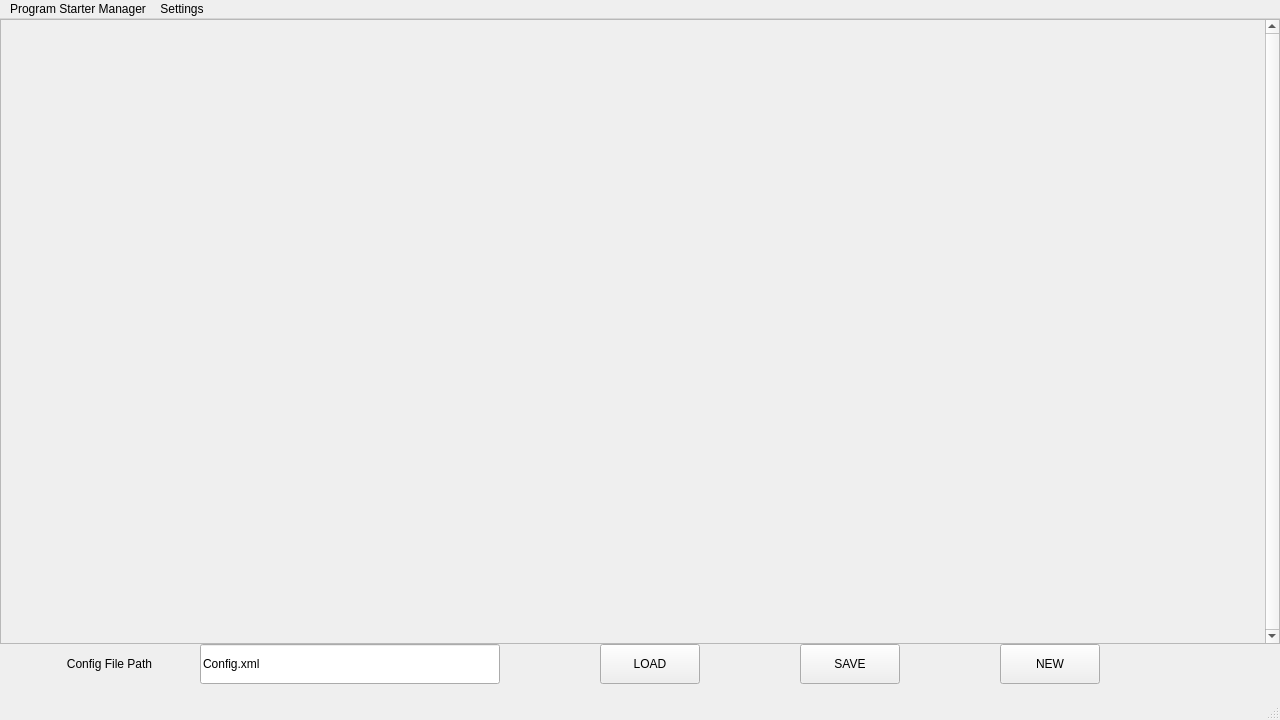
First picture: the form in CProgManager/mainwindow.ui, repository GLAScorpion/Program-Starter, before the edit.
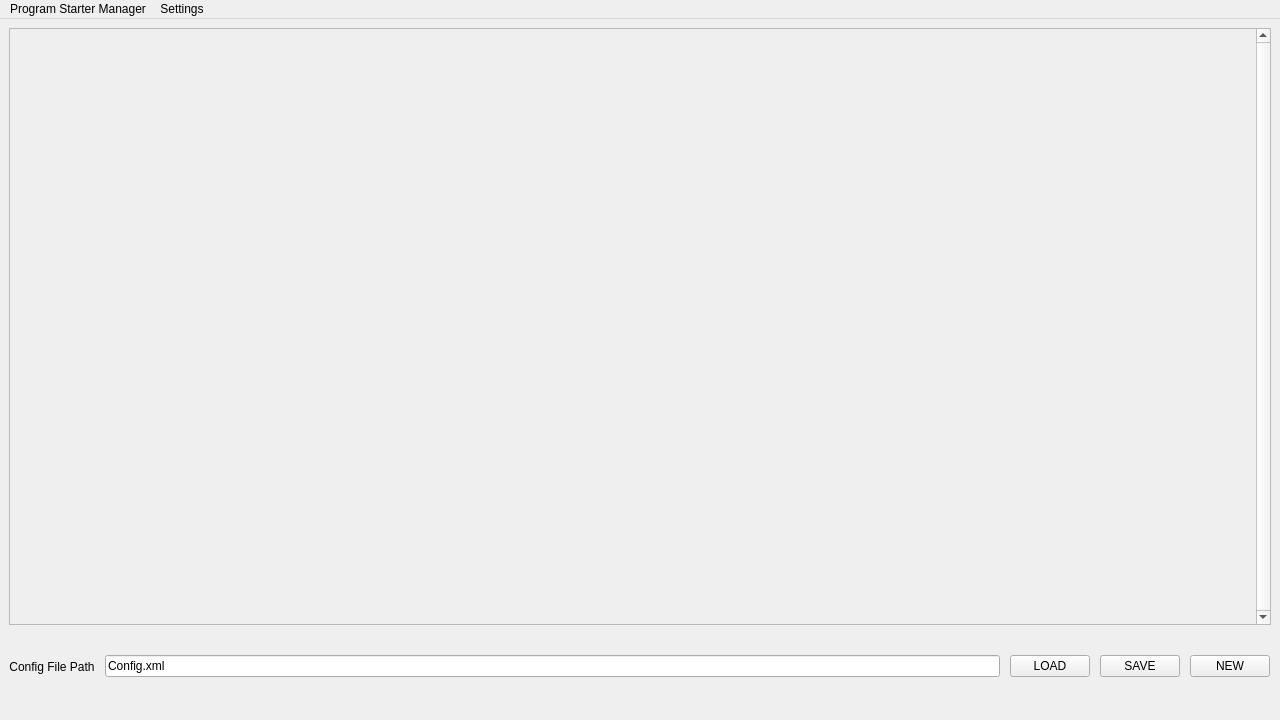
Second picture: the form after the edit. Icons and pictures are not drawn.

Diff of the .ui file:
```diff
--- a/CProgManager/mainwindow.ui
+++ b/CProgManager/mainwindow.ui
@@ -10,18 +10,42 @@
     <height>720</height>
    </rect>
   </property>
+  <property name="sizePolicy">
+   <sizepolicy hsizetype="Expanding" vsizetype="Expanding">
+    <horstretch>0</horstretch>
+    <verstretch>0</verstretch>
+   </sizepolicy>
+  </property>
+  <property name="minimumSize">
+   <size>
+    <width>1280</width>
+    <height>720</height>
+   </size>
+  </property>
+  <property name="baseSize">
+   <size>
+    <width>1280</width>
+    <height>720</height>
+   </size>
+  </property>
   <property name="windowTitle">
    <string>MainWindow</string>
   </property>
   <widget class="QWidget" name="centralwidget">
+   <property name="sizePolicy">
+    <sizepolicy hsizetype="Expanding" vsizetype="Expanding">
+     <horstretch>0</horstretch>
+     <verstretch>0</verstretch>
+    </sizepolicy>
+   </property>
+   <layout class="QVBoxLayout" name="verticalLayout">
+    <item>
    <widget class="QScrollArea" name="scroll_area">
-    <property name="geometry">
-     <rect>
-      <x>0</x>
-      <y>0</y>
-      <width>1280</width>
-      <height>625</height>
-     </rect>
+      <property name="sizePolicy">
+       <sizepolicy hsizetype="Expanding" vsizetype="Expanding">
+        <horstretch>0</horstretch>
+        <verstretch>0</verstretch>
+       </sizepolicy>
     </property>
     <property name="verticalScrollBarPolicy">
      <enum>Qt::ScrollBarAlwaysOn</enum>
@@ -34,63 +58,63 @@
       <rect>
        <x>0</x>
        <y>0</y>
+         <width>1239</width>
+         <height>584</height>
+        </rect>
+       </property>
+       <property name="sizePolicy">
+        <sizepolicy hsizetype="Preferred" vsizetype="Preferred">
+         <horstretch>0</horstretch>
+         <verstretch>0</verstretch>
+        </sizepolicy>
+       </property>
+       <property name="baseSize">
+        <size>
        <width>1261</width>
        <height>623</height>
-      </rect>
+        </size>
      </property>
     </widget>
    </widget>
-   <widget class="QPushButton" name="load_button">
-    <property name="geometry">
-     <rect>
-      <x>600</x>
-      <y>625</y>
-      <width>100</width>
-      <height>40</height>
-     </rect>
-    </property>
-    <property name="text">
-     <string>LOAD</string>
-    </property>
-   </widget>
-   <widget class="QPushButton" name="save_button">
-    <property name="geometry">
-     <rect>
-      <x>800</x>
-      <y>625</y>
-      <width>100</width>
-      <height>40</height>
-     </rect>
-    </property>
-    <property name="text">
-     <string>SAVE</string>
-    </property>
-   </widget>
-   <widget class="QLineEdit" name="conf_path_edit">
+    </item>
+    <item>
+     <widget class="QWidget" name="conf_bar" native="true">
+      <property name="sizePolicy">
+       <sizepolicy hsizetype="Preferred" vsizetype="Preferred">
+        <horstretch>0</horstretch>
+        <verstretch>0</verstretch>
+       </sizepolicy>
+      </property>
+      <property name="minimumSize">
+       <size>
+        <width>1280</width>
+        <height>80</height>
+       </size>
+      </property>
+      <property name="maximumSize">
+       <size>
+        <width>1280</width>
+        <height>80</height>
+       </size>
+      </property>
+      <widget class="QWidget" name="horizontalLayoutWidget">
     <property name="geometry">
      <rect>
-      <x>200</x>
-      <y>625</y>
-      <width>300</width>
-      <height>40</height>
-     </rect>
-    </property>
-    <property name="text">
-     <string>Config.xml</string>
-    </property>
-    <property name="readOnly">
-     <bool>true</bool>
-    </property>
-   </widget>
+         <x>0</x>
+         <y>10</y>
+         <width>1261</width>
+         <height>51</height>
+        </rect>
+       </property>
+       <layout class="QHBoxLayout" name="horizontalLayout">
+        <property name="spacing">
+         <number>10</number>
+        </property>
+        <property name="sizeConstraint">
+         <enum>QLayout::SetNoConstraint</enum>
+        </property>
+        <item>
    <widget class="QLabel" name="conf_label">
-    <property name="geometry">
-     <rect>
-      <x>10</x>
-      <y>625</y>
-      <width>199</width>
-      <height>40</height>
-     </rect>
-    </property>
     <property name="text">
      <string>Config File Path</string>
     </property>
@@ -101,19 +125,46 @@
      <bool>false</bool>
     </property>
    </widget>
+        </item>
+        <item>
+         <widget class="QLineEdit" name="conf_path_edit">
+          <property name="text">
+           <string>Config.xml</string>
+          </property>
+          <property name="readOnly">
+           <bool>false</bool>
+          </property>
+         </widget>
+        </item>
+        <item>
+         <widget class="QPushButton" name="load_button">
+          <property name="text">
+           <string>LOAD</string>
+          </property>
+         </widget>
+        </item>
+        <item>
+         <widget class="QPushButton" name="save_button">
+          <property name="text">
+           <string>SAVE</string>
+          </property>
+          <property name="icon">
+           <iconset theme="document-save"/>
+          </property>
+         </widget>
+        </item>
+        <item>
    <widget class="QPushButton" name="new_button">
-    <property name="geometry">
-     <rect>
-      <x>1000</x>
-      <y>625</y>
-      <width>100</width>
-      <height>40</height>
-     </rect>
-    </property>
     <property name="text">
      <string>NEW</string>
     </property>
    </widget>
+        </item>
+       </layout>
+      </widget>
+     </widget>
+    </item>
+   </layout>
   </widget>
   <widget class="QMenuBar" name="menubar">
    <property name="geometry">
@@ -139,7 +190,6 @@
    <addaction name="menuProgram_Starter_Manager"/>
    <addaction name="menuSettings"/>
   </widget>
-  <widget class="QStatusBar" name="statusbar"/>
   <action name="actionBaud_Rate">
    <property name="text">
     <string>Baud Rate</string>
```
Lines whose indentation alone changed are shown as unchanged.
